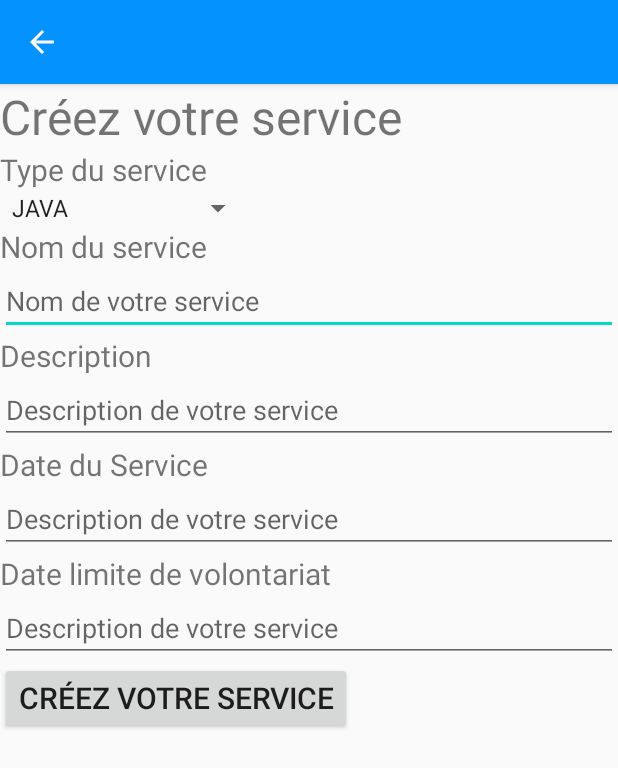
After one commit to ImaneBenach/LinkServiceApp, an Android app: the CreateServiceActivity screen opened directly, with no data from a screen before it, on a phone screen of 412 x 824 dp. The commit adds this screen. Shown: the top 768 px of the screen. Run offline under Robolectric (Android 15) with nearby library versions, the phone set to English and light mode, and no system bars.

Commit message:
create new service in progress

```diff
--- a/app/src/main/AndroidManifest.xml
+++ b/app/src/main/AndroidManifest.xml
@@ -17,6 +17,8 @@
         <activity android:name=".ServicesList.ServicesListActivity" />
         <activity android:name=".ServiceInfos.ServiceInfosActivity" />
         <activity android:name=".ServiceInfos.ServiceInfosActivityCreator" />
+        <activity android:name="serviceMenuActivity"/>
+        <activity android:name="CreateServiceActivity"/>
         <activity android:name=".MessagesActivity" />
         <activity android:name=".ProfilActivity" />
         <activity
--- /dev/null
+++ b/app/src/main/java/com/imane/linkserviceapp/CreateServiceActivity.java
@@ -0,0 +1,197 @@
+package com.imane.linkserviceapp;
+
+import android.app.DatePickerDialog;
+import android.content.Intent;
+import android.graphics.Color;
+import android.graphics.drawable.ColorDrawable;
+import android.os.Bundle;
+import android.util.Log;
+import android.view.MenuItem;
+import android.view.View;
+import android.widget.AdapterView;
+import android.widget.ArrayAdapter;
+import android.widget.Button;
+import android.widget.DatePicker;
+import android.widget.EditText;
+import android.widget.Spinner;
+import android.widget.TextView;
+import android.widget.Toast;
+
+import androidx.appcompat.app.AppCompatActivity;
+
+import com.imane.linkserviceapp.Classes.API;
+import com.imane.linkserviceapp.Classes.Service;
+import com.imane.linkserviceapp.Classes.User;
+import com.imane.linkserviceapp.ServicesList.ServicesListActivity;
+
+import org.json.JSONException;
+import org.json.JSONObject;
+
+import java.io.IOException;
+import java.util.ArrayList;
+import java.util.Calendar;
+
+public class CreateServiceActivity extends AppCompatActivity {
+
+    DatePickerDialog.OnDateSetListener dateSetListener, deadlineSetListener;
+    EditText etDate, etDeadLine, newServiceName, newServiceDescription;
+    Spinner newServiceTypeService;
+    Button btn_create_service;
+
+    User userConnected;
+
+    @Override
+    protected void onCreate(Bundle savedInstanceState) {
+
+        super.onCreate(savedInstanceState);
+        setContentView(R.layout.activity_create_service);
+
+        userConnected = (User) getIntent().getSerializableExtra("userConnected");
+
+        etDate = findViewById(R.id.etDate);
+
+        etDate.setOnClickListener(new View.OnClickListener() {
+            @Override
+            public void onClick(View view) {
+                Calendar cal = Calendar.getInstance();
+                int year = cal.get(Calendar.YEAR);
+                int month = cal.get(Calendar.MONTH);
+                int day = cal.get(Calendar.DAY_OF_MONTH);
+
+                DatePickerDialog dialog = new DatePickerDialog(
+                        CreateServiceActivity.this,
+                        android.R.style.Theme_Holo_Light_Dialog_MinWidth,
+                        dateSetListener,
+                        year,month,day);
+                dialog.getWindow().setBackgroundDrawable(new ColorDrawable(Color.TRANSPARENT));
+                dialog.show();
+            }
+        });
+
+        dateSetListener = new DatePickerDialog.OnDateSetListener() {
+            @Override
+            public void onDateSet(DatePicker datePicker, int year, int month, int day) {
+                month = month + 1;
+
+                String date = year + "-" + month + "-" + day;
+                etDate.setText(date);
+            }
+        };
+
+        etDeadLine = findViewById(R.id.etDeadLine);
+
+        etDeadLine.setOnClickListener(new View.OnClickListener() {
+            @Override
+            public void onClick(View view) {
+                Calendar cal = Calendar.getInstance();
+                int year = cal.get(Calendar.YEAR);
+                int month = cal.get(Calendar.MONTH);
+                int day = cal.get(Calendar.DAY_OF_MONTH);
+
+                DatePickerDialog dialog = new DatePickerDialog(
+                        CreateServiceActivity.this,
+                        android.R.style.Theme_Holo_Light_Dialog_MinWidth,
+                        deadlineSetListener,
+                        year,month,day);
+                dialog.getWindow().setBackgroundDrawable(new ColorDrawable(Color.TRANSPARENT));
+                dialog.show();
+            }
+        });
+
+        deadlineSetListener = new DatePickerDialog.OnDateSetListener() {
+            @Override
+            public void onDateSet(DatePicker datePicker, int year, int month, int day) {
+                month = month + 1;
+
+                String date = year + "-" + month + "-" + day;
+                etDeadLine.setText(date);
+            }
+        };
+
+        newServiceTypeService = findViewById(R.id.newServiceTypeService);
+
+        ArrayList<String> arrayList = new ArrayList<>();
+        arrayList.add("JAVA");
+        arrayList.add("ANDROID");
+        arrayList.add("C Language");
+        arrayList.add("CPP Language");
+        arrayList.add("Go Language");
+        arrayList.add("AVN SYSTEMS");
+        ArrayAdapter<String> arrayAdapter = new ArrayAdapter<String>(this,android.R.layout.simple_spinner_item, arrayList);
+        arrayAdapter.setDropDownViewResource(android.R.layout.simple_spinner_dropdown_item);
+        newServiceTypeService.setAdapter(arrayAdapter);
+        newServiceTypeService.setOnItemSelectedListener(new AdapterView.OnItemSelectedListener() {
+            @Override
+            public void onItemSelected(AdapterView<?> parent, View view, int position, long id) {
+                String tutorialsName = parent.getItemAtPosition(position).toString();
+                Toast.makeText(parent.getContext(), "Selected: " + tutorialsName,Toast.LENGTH_LONG).show();
+            }
+            @Override
+            public void onNothingSelected(AdapterView <?> parent) {
+            }
+        });
+
+        btn_create_service = findViewById(R.id.btn_create_service);
+        btn_create_service.setOnClickListener(new View.OnClickListener() {
+            @Override
+            public void onClick(View view) {
+                submitFormCreate();
+            }
+        });
+
+        assert getSupportActionBar() != null;   //null check
+        getSupportActionBar().setDisplayHomeAsUpEnabled(true);
+
+    }
+
+    @Override
+    public boolean onOptionsItemSelected(MenuItem item) {
+        switch (item.getItemId()) {
+            case android.R.id.home:
+                // app icon in action bar clicked; go home
+                Intent intent = new Intent(this, serviceMenuActivity.class);
+                intent.putExtra("userConnected", userConnected);
+                intent.addFlags(Intent.FLAG_ACTIVITY_CLEAR_TOP);
+                startActivity(intent);
+                return true;
+            default:
+                return super.onOptionsItemSelected(item);
+        }
+    }
+
+    private void submitFormCreate(){
+        JSONObject jsonParam = new JSONObject();
+        JSONObject jsonParamValues = new JSONObject();
+
+        newServiceTypeService = findViewById(R.id.newServiceTypeService);
+        newServiceName = findViewById(R.id.newServiceName);
+        newServiceDescription = findViewById(R.id.newServiceDescription);
+        etDate = findViewById(R.id.etDate);
+        etDeadLine = findViewById(R.id.etDeadLine);
+
+        try {
+            jsonParamValues.put("name",newServiceName.getText());
+            jsonParamValues.put("description",newServiceDescription.getText());
+            jsonParamValues.put("id_type",4);
+            jsonParamValues.put("date",etDate.getText());
+            jsonParamValues.put("deadline",etDeadLine.getText());
+            jsonParamValues.put("cost",1);
+            jsonParamValues.put("profit",1);
+            jsonParamValues.put("access","general");
+            jsonParamValues.put("id_creator",userConnected.getId());
+
+            jsonParam.put("table", "service");
+            jsonParam.put("values",jsonParamValues);
+
+        } catch (JSONException e) {
+            e.printStackTrace();
+        }
+        try {
+             API.sendRequest(jsonParam.toString(), "create");
+        } catch (IOException | InterruptedException e) {
+            e.printStackTrace();
+        }
+
+    }
+
+}
--- a/app/src/main/java/com/imane/linkserviceapp/HomeActivity.java
+++ b/app/src/main/java/com/imane/linkserviceapp/HomeActivity.java
@@ -49,7 +49,7 @@ public class HomeActivity extends AppCompatActivity {
         btnServices.setOnClickListener(new View.OnClickListener() {
             @Override
             public void onClick(View view) {
-                Intent intent = new Intent(HomeActivity.this, ServicesActivity.class);
+                Intent intent = new Intent(HomeActivity.this, serviceMenuActivity.class);
                 intent.putExtra("userConnected", userConnected);
                 startActivity(intent);
                 finish();
--- a/app/src/main/java/com/imane/linkserviceapp/ProfilActivity.java
+++ b/app/src/main/java/com/imane/linkserviceapp/ProfilActivity.java
@@ -14,6 +14,8 @@ import android.widget.Button;
 import android.widget.ImageView;
 import android.widget.TextView;
 
+import com.imane.linkserviceapp.Classes.User;
+
 import java.io.IOException;
 
 public class ProfilActivity extends AppCompatActivity {
@@ -21,6 +23,7 @@ public class ProfilActivity extends AppCompatActivity {
     Button  btnDeco , btnPoints, btnNewsletter, btnNotif ;
     ImageView imageProfil ;
     TextView modifProfil, addJustif ;
+    User userConnected;
 
     private static final int PICK_IMAGE = 1 ;
     Uri imageUri ;
@@ -41,6 +44,7 @@ public class ProfilActivity extends AppCompatActivity {
 
         assert getSupportActionBar() != null;   //null check
         getSupportActionBar().setDisplayHomeAsUpEnabled(true);
+        userConnected = (User) getIntent().getSerializableExtra("userConnected");
 
 
         imageProfil.setOnClickListener(new View.OnClickListener() {
@@ -161,6 +165,7 @@ public class ProfilActivity extends AppCompatActivity {
             case android.R.id.home:
                 // app icon in action bar clicked; go home
                 Intent intent = new Intent(this, HomeActivity.class);
+                intent.putExtra("userConnected", userConnected);
                 intent.addFlags(Intent.FLAG_ACTIVITY_CLEAR_TOP);
                 startActivity(intent);
                 return true;
--- a/app/src/main/java/com/imane/linkserviceapp/TypesService/ServicesAdapter.java
+++ b/app/src/main/java/com/imane/linkserviceapp/TypesService/ServicesAdapter.java
@@ -49,7 +49,6 @@ public class ServicesAdapter extends RecyclerView.Adapter<ServicesAdapter.Holder
         holder.itemView.setOnClickListener(new View.OnClickListener() {
             @Override
             public void onClick(View v) {
-                Log.i("id type service",Integer.toString(typeServices.get(position).getId()));
                 Intent intent = new Intent(context, ServicesListActivity.class);
                 intent.putExtra("userConnected", userConnected);
                 intent.putExtra("typeService",Integer.toString(typeServices.get(position).getId()));
--- /dev/null
+++ b/app/src/main/res/layout/activity_create_service.xml
@@ -0,0 +1,94 @@
+<?xml version="1.0" encoding="utf-8"?>
+<androidx.constraintlayout.widget.ConstraintLayout xmlns:android="http://schemas.android.com/apk/res/android"
+    android:layout_width="match_parent"
+    android:layout_height="match_parent"
+    xmlns:app="http://schemas.android.com/apk/res-auto">
+
+    <LinearLayout
+        android:layout_width="match_parent"
+        android:layout_height="wrap_content"
+        app:layout_constraintTop_toTopOf="parent"
+        android:orientation="vertical">
+
+        <TextView
+            android:layout_width="wrap_content"
+            android:layout_height="wrap_content"
+            android:text="Créez votre service"
+            android:textSize="32sp">
+        </TextView>
+
+        <TextView
+            android:layout_width="wrap_content"
+            android:layout_height="wrap_content"
+            android:text="Type du service"
+            android:textSize="20sp">
+        </TextView>
+
+        <Spinner
+            android:id="@+id/newServiceTypeService"
+            android:layout_width="wrap_content"
+            android:layout_height="wrap_content"/>
+
+        <TextView
+            android:layout_width="wrap_content"
+            android:layout_height="wrap_content"
+            android:text="Nom du service"
+            android:textSize="20sp">
+        </TextView>
+        <EditText
+            android:id="@+id/newServiceName"
+            android:layout_width="match_parent"
+            android:layout_height="wrap_content"
+            android:hint="Nom de votre service">
+        </EditText>
+
+        <TextView
+            android:layout_width="wrap_content"
+            android:layout_height="wrap_content"
+            android:text="Description"
+            android:textSize="20sp">
+        </TextView>
+        <EditText
+            android:id="@+id/newServiceDescription"
+            android:layout_width="match_parent"
+            android:layout_height="wrap_content"
+            android:hint="Description de votre service">
+        </EditText>
+
+        <TextView
+            android:layout_width="wrap_content"
+            android:layout_height="wrap_content"
+            android:text="Date du Service"
+            android:textSize="20sp">
+        </TextView>
+        <EditText
+            android:id="@+id/etDate"
+            android:layout_width="match_parent"
+            android:layout_height="wrap_content"
+            android:hint="Description de votre service">
+        </EditText>
+
+        <TextView
+            android:layout_width="wrap_content"
+            android:layout_height="wrap_content"
+            android:text="Date limite de volontariat"
+            android:textSize="20sp">
+        </TextView>
+        <EditText
+            android:id="@+id/etDeadLine"
+            android:layout_width="match_parent"
+            android:layout_height="wrap_content"
+            android:hint="Description de votre service">
+        </EditText>
+
+
+        <Button
+            android:id="@+id/btn_create_service"
+            android:layout_width="wrap_content"
+            android:layout_height="wrap_content"
+            android:text="Créez votre service"
+            android:textSize="20sp">
+        </Button>
+    </LinearLayout>
+
+</androidx.constraintlayout.widget.ConstraintLayout>
```
Also changed, not shown: app/src/main/java/com/imane/linkserviceapp/serviceMenuActivity.java (added, +79 -0 lines), app/src/main/res/layout/activity_service_menu.xml (added, +124 -0 lines).
